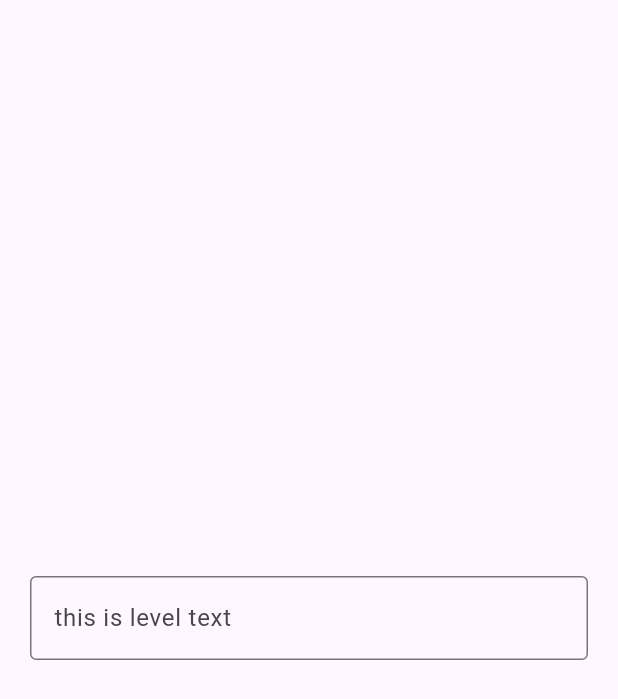
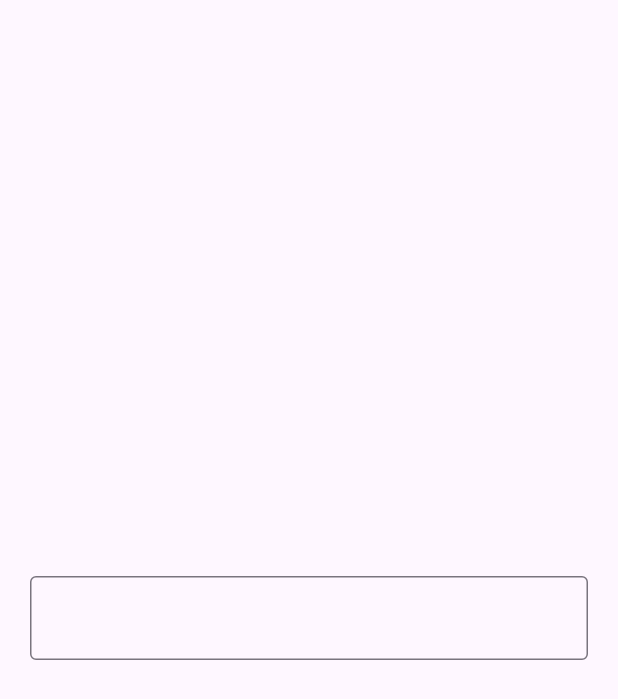
Before and after one commit to Imtiazahmed201313/Flutter_Widgets, a Flutter app: the screen it shows after launch, on a phone screen of 412 x 824 dp. Shown: the top 699 px of the screen. Run offline on Flutter 3.47's test engine with Material 3 defaults, Android fonts, the phone set to English and light mode, and no system bars.

Commit message:
added some features for texfield widget

```diff
--- a/lib/main.dart
+++ b/lib/main.dart
@@ -25,11 +25,14 @@ class HomePage extends StatefulWidget {
 }
 
 class _HomePageState extends State<HomePage> {
+
+  TextEditingController textEditingController = TextEditingController();
+
   @override
   Widget build(BuildContext context) {
     return Scaffold(
       body: Center(
-          child: TextFieldWidget()
+          child: TextFieldWidget(controller: textEditingController,)
       ),
     );
   }
--- a/lib/textfield_widget.dart
+++ b/lib/textfield_widget.dart
@@ -1,17 +1,26 @@
 import 'package:flutter/material.dart';
 
-class TextFieldWidget extends StatelessWidget {
-  const TextFieldWidget({super.key});
+class TextFieldWidget extends StatefulWidget {
+  final TextEditingController controller;
+  final String? hintext;
+  final String? lebelText;
+  final bool? obscureText;
+  const TextFieldWidget({super.key, required this.controller, this.hintext, this.obscureText, this.lebelText});
 
   @override
+  State<TextFieldWidget> createState() => _TextFieldWidgetState();
+}
+
+class _TextFieldWidgetState extends State<TextFieldWidget> {
+  @override
   Widget build(BuildContext context) {
-    return Padding(
-      padding: const EdgeInsets.all(20),
+    return const Padding(
+      padding: EdgeInsets.all(20),
       child: TextField(
         obscureText: true,
         obscuringCharacter: '*',
         decoration: InputDecoration(
-            labelText: 'this is level text',
+            labelText: '',
             hintText: 'this is hint text',
             border: OutlineInputBorder()),
       ),
```
